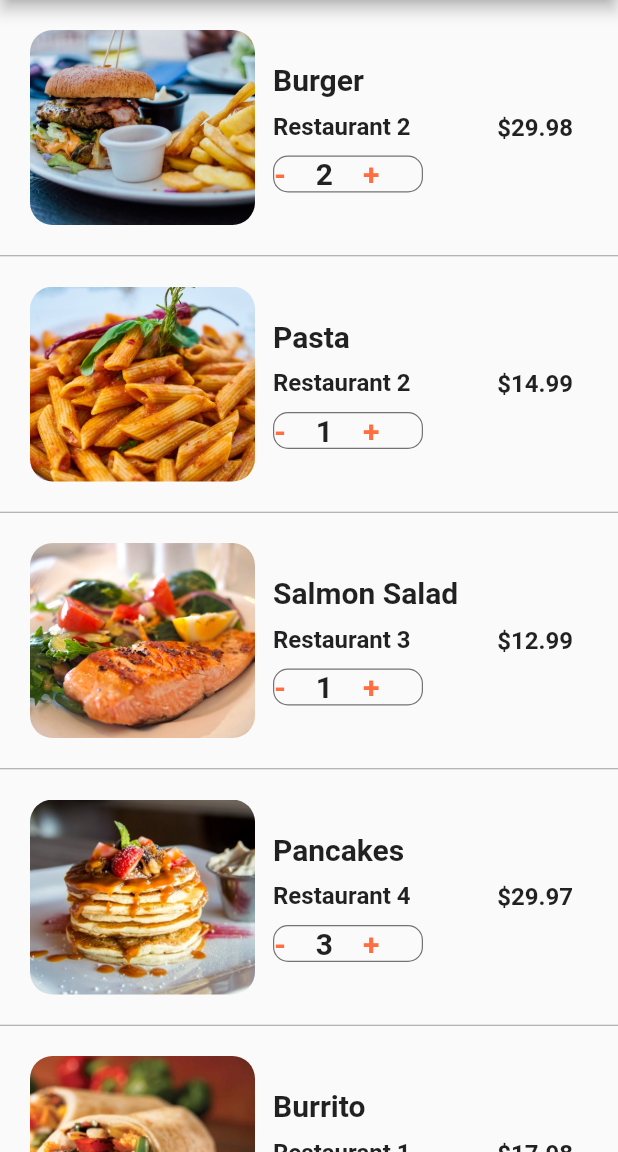
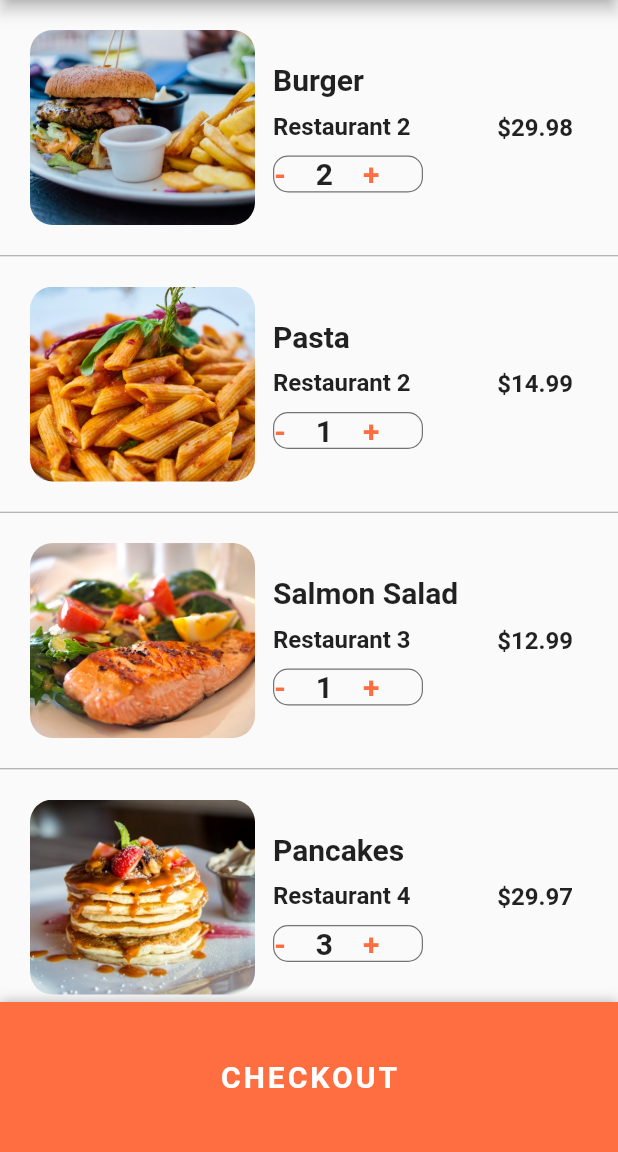
Before and after one commit to ivantrj/food_delivery_flutter, a Flutter app: the CartScreen screen opened directly, on a phone screen of 412 x 824 dp, the part 84-1236 px from its top. Run offline on Flutter 3.47's test engine with Material 2 defaults, Android fonts, the phone set to English and light mode, and no system bars.

Commit message:
add checkout button

```diff
--- a/lib/screens/cart_screen.dart
+++ b/lib/screens/cart_screen.dart
@@ -127,14 +127,60 @@ class _CartScreenState extends State<CartScreen> {
 
   @override
   Widget build(BuildContext context) {
+    double totalPrice = 0;
+    currentUser.cart.forEach(
+        (Order order) => totalPrice += order.quantity * order.food.price);
+
     return Scaffold(
       appBar: AppBar(
         title: Text('Cart (${currentUser.cart.length})'),
       ),
       body: ListView.separated(
           itemBuilder: (BuildContext context, int index) {
-            Order order = currentUser.cart[index];
-            return _buildCartItem(order);
+            if (index < currentUser.cart.length) {
+              Order order = currentUser.cart[index];
+              return _buildCartItem(order);
+            }
+            return Padding(
+              padding: const EdgeInsets.all(20.0),
+              child: Column(
+                children: [
+                  Row(
+                    mainAxisAlignment: MainAxisAlignment.spaceBetween,
+                    children: const [
+                      Text(
+                        'Estimated Delivery Time',
+                        style: TextStyle(
+                            fontSize: 20.0, fontWeight: FontWeight.w600),
+                      ),
+                      Text(
+                        '25 min',
+                        style: TextStyle(
+                            fontSize: 20.0, fontWeight: FontWeight.w600),
+                      ),
+                    ],
+                  ),
+                  SizedBox(
+                    height: 10.0,
+                  ),
+                  Row(
+                    mainAxisAlignment: MainAxisAlignment.spaceBetween,
+                    children: [
+                      Text(
+                        '\$${totalPrice.toStringAsFixed(2)}',
+                        style: TextStyle(
+                            fontSize: 20.0,
+                            fontWeight: FontWeight.w600,
+                            color: Colors.green),
+                      ),
+                    ],
+                  ),
+                  SizedBox(
+                    height: 80.0,
+                  )
+                ],
+              ),
+            );
           },
           separatorBuilder: (BuildContext context, int index) {
             return Divider(
@@ -142,7 +188,33 @@ class _CartScreenState extends State<CartScreen> {
               color: Colors.grey,
             );
           },
-          itemCount: currentUser.cart.length),
+          itemCount: currentUser.cart.length + 1),
+      bottomSheet: Container(
+        height: 100.0,
+        width: MediaQuery.of(context).size.width,
+        decoration: BoxDecoration(
+          color: Theme.of(context).primaryColor,
+          boxShadow: const [
+            BoxShadow(
+              color: Colors.black26,
+              offset: Offset(0, -1),
+              blurRadius: 6.0,
+            ),
+          ],
+        ),
+        child: Center(
+            child: TextButton(
+          child: Text(
+            "CHECKOUT",
+            style: TextStyle(
+                color: Colors.white,
+                fontSize: 20.0,
+                fontWeight: FontWeight.bold,
+                letterSpacing: 2.0),
+          ),
+          onPressed: () {},
+        )),
+      ),
     );
   }
 }
```
